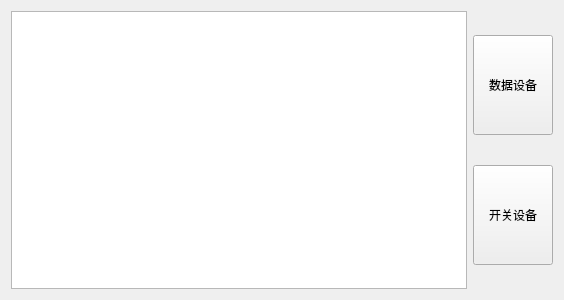
Old version of the form QtWorkSpace/Gateway/historydata.ui in the repository sunnyfjk/UEA_10_08.
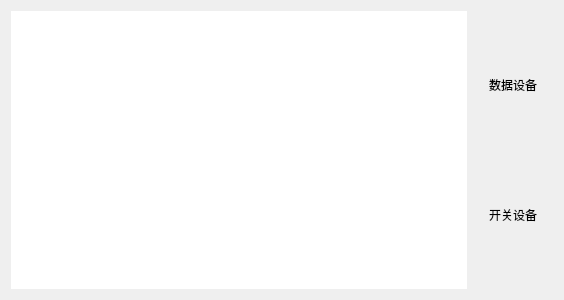
New version of the form.

What changed in the file:
```diff
--- a/QtWorkSpace/Gateway/historydata.ui
+++ b/QtWorkSpace/Gateway/historydata.ui
@@ -16,6 +16,18 @@
   <layout class="QHBoxLayout" name="horizontalLayout">
    <item>
     <widget class="QTableView" name="DisplaySqlData">
+     <property name="styleSheet">
+      <string notr="true">border-color: qlineargradient(spread:pad, x1:0, y1:1, x2:1, y2:0, stop:0 rgba(0, 0, 0, 0), stop:1 rgba(255, 255, 255, 255));</string>
+     </property>
+     <property name="frameShape">
+      <enum>QFrame::NoFrame</enum>
+     </property>
+     <property name="frameShadow">
+      <enum>QFrame::Plain</enum>
+     </property>
+     <property name="lineWidth">
+      <number>0</number>
+     </property>
      <property name="editTriggers">
       <set>QAbstractItemView::NoEditTriggers</set>
      </property>
@@ -59,6 +71,9 @@
        <property name="text">
         <string>数据设备</string>
        </property>
+       <property name="flat">
+        <bool>true</bool>
+       </property>
       </widget>
      </item>
      <item>
@@ -85,6 +100,9 @@
        <property name="text">
         <string>开关设备</string>
        </property>
+       <property name="flat">
+        <bool>true</bool>
+       </property>
       </widget>
      </item>
      <item>
```
